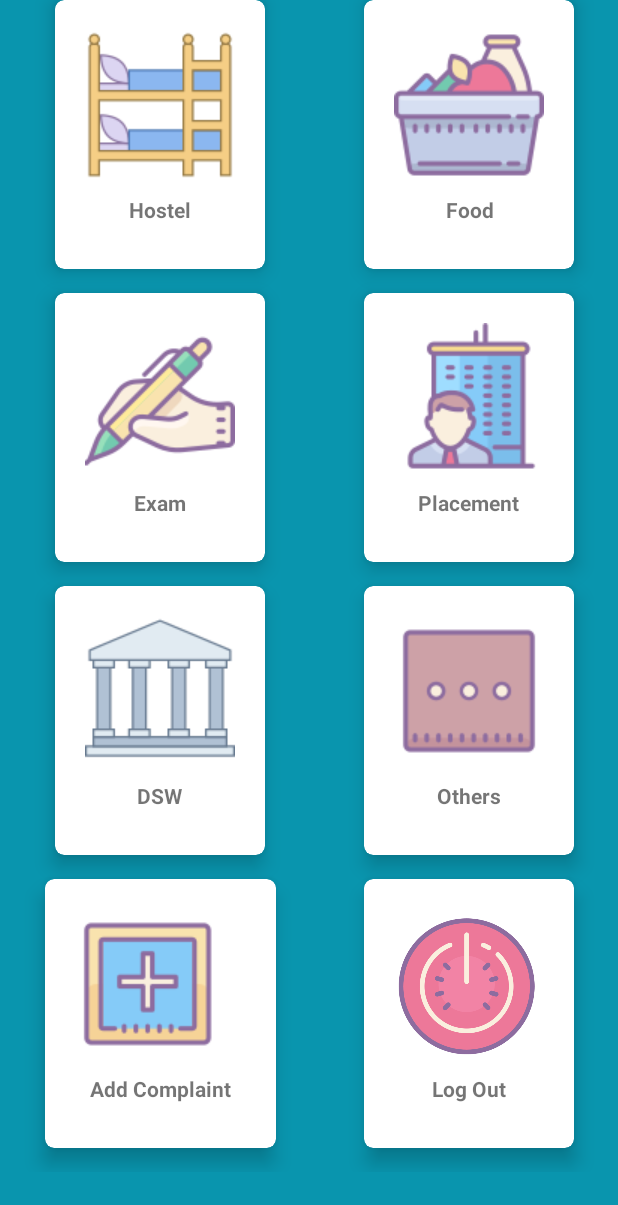
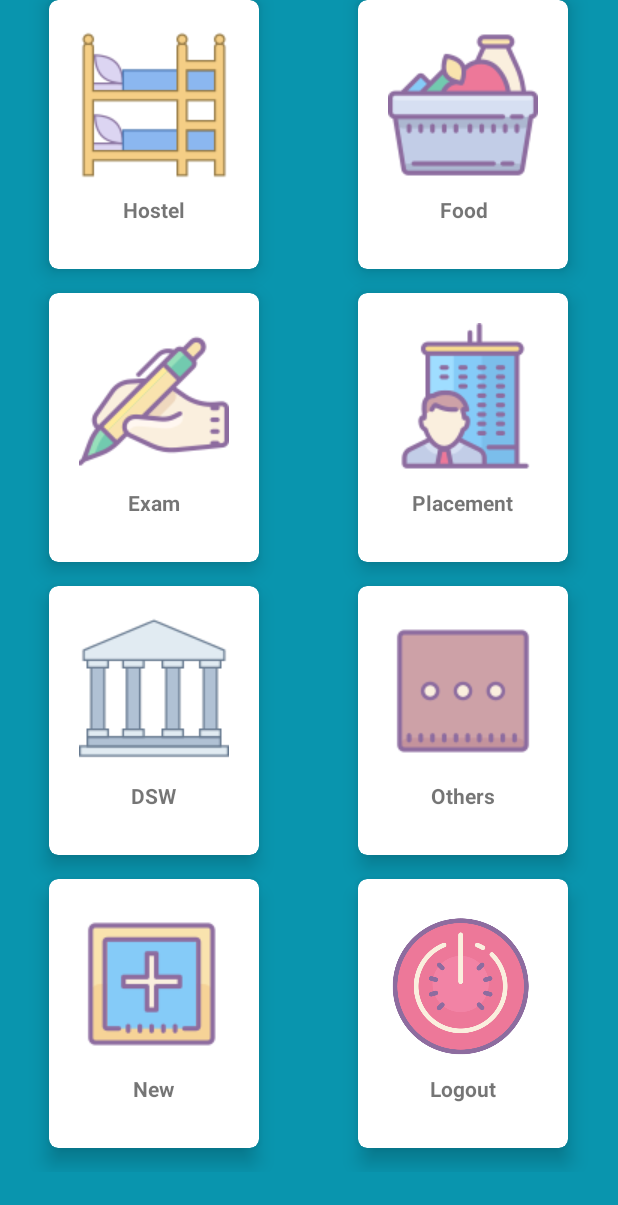
Before and after one commit to DevHub-Android/CVRCE-Application, an Android app: the layout activity_student_grid.xml on its own in the app's theme, with its tools: preview values and no code run, on a phone screen of 412 x 824 dp. Shown: the top 1205 px of the screen. Run offline under Robolectric (Android 15) with nearby library versions, the phone set to English and light mode, and no system bars.

Commit message:
Student Login Logout done

```diff
--- a/app/src/main/res/layout/activity_student_grid.xml
+++ b/app/src/main/res/layout/activity_student_grid.xml
@@ -18,6 +18,7 @@
             android:gravity="center"
             android:background="@color/colorPrimary"
             android:isScrollContainer="true"
+
 
             >
 
@@ -279,16 +280,18 @@
                     </LinearLayout>
 
                 </android.support.v7.widget.CardView>
+                <!--col 0,row 3-->
                 <android.support.v7.widget.CardView
+                    android:foreground="?android:attr/selectableItemBackground"
+                    android:clickable="true"
                     android:layout_width="wrap_content"
                     android:layout_height="wrap_content"
                     android:layout_column="0"
-                    android:layout_row="3"
                     android:layout_columnWeight="1"
                     android:layout_marginBottom="16dp"
                     android:layout_marginLeft="16dp"
                     android:layout_marginRight="16dp"
-
+                    android:layout_row="3"
                     android:elevation="8dp"
                     app:cardCornerRadius="6dp"
                     app:cardElevation="8dp"
@@ -312,26 +315,29 @@
                             android:layout_height="wrap_content"
                             android:layout_gravity="center"
                             android:padding="10dp"
-                            android:text="Add Complaint"
+                            android:text="New"
                             android:textStyle="bold"
                             android:textAlignment="center" />
                     </LinearLayout>
 
                 </android.support.v7.widget.CardView>
+                <!--col 1 , row3 -->
                 <android.support.v7.widget.CardView
+                    android:foreground="?android:attr/selectableItemBackground"
+                    android:clickable="true"
                     android:layout_width="wrap_content"
                     android:layout_height="wrap_content"
                     android:layout_column="1"
-                    android:layout_row="3"
                     android:layout_columnWeight="1"
                     android:layout_marginBottom="16dp"
                     android:layout_marginLeft="16dp"
                     android:layout_marginRight="16dp"
-                    android:id="@+id/logout_btn"
+                    android:layout_row="3"
                     android:elevation="8dp"
                     app:cardCornerRadius="6dp"
                     app:cardElevation="8dp"
-                    android:layout_gravity="center">
+                    android:layout_gravity="center"
+                    android:id="@+id/logout_btn">
 
                     <LinearLayout
                         android:layout_width="wrap_content"
@@ -342,8 +348,7 @@
                         <android.support.v7.widget.AppCompatImageView
                             android:layout_width="100dp"
                             android:layout_height="100dp"
-                            android:src="@drawable/logout_btn"
-                            />
+                            android:src="@drawable/logout_btn"/>
 
                         <TextView
                             android:gravity="center"
@@ -351,13 +356,12 @@
                             android:layout_height="wrap_content"
                             android:layout_gravity="center"
                             android:padding="10dp"
-                            android:text="Log Out"
+                            android:text="Logout"
                             android:textStyle="bold"
                             android:textAlignment="center" />
                     </LinearLayout>
 
                 </android.support.v7.widget.CardView>
-
 
 
 
```
